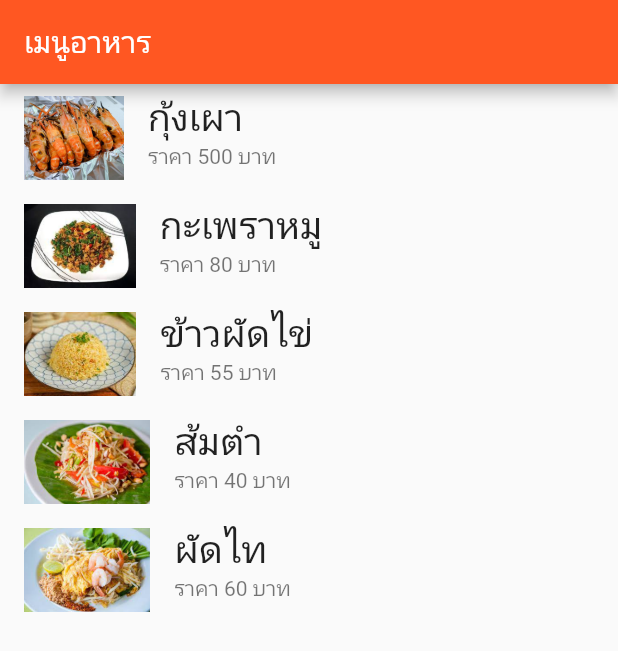
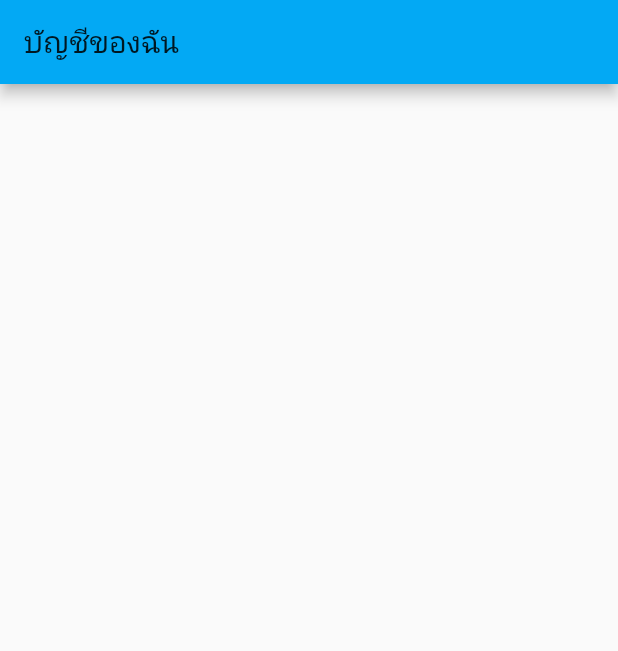
Before and after one commit to dail555/flutter_demo, a Flutter app: the screen it shows after launch, on a phone screen of 412 x 824 dp. Shown: the top 651 px of the screen. Run offline on Flutter 3.47's test engine with Material 2 defaults, Android fonts, the phone set to English and light mode, and no system bars.

Commit message:
change app & theme

```diff
--- a/lib/main.dart
+++ b/lib/main.dart
@@ -13,7 +13,7 @@ class MyApp extends StatelessWidget {
     return MaterialApp(
       title: "My App",
       home: MyHomePage(),
-      theme: ThemeData(primarySwatch: Colors.deepOrange),
+      theme: ThemeData(primarySwatch: Colors.lightBlue),
     );
   }
 }
@@ -24,36 +24,17 @@ class MyHomePage extends StatefulWidget {
 }
 
 class _MyHomePageState extends State<MyHomePage> {
-  List<FoodMenu> menu = [
-    FoodMenu('กุ้งเผา', '500', 'assets/image/pic1.jpg'),
-    FoodMenu('กะเพราหมู', '80', 'assets/image/pic2.jpg'),
-    FoodMenu('ข้าวผัดไข่', '55', 'assets/image/pic3.jpg'),
-    FoodMenu('ส้มตำ', '40', 'assets/image/pic4.jpg'),
-    FoodMenu('ผัดไท', '60', 'assets/image/pic5.jpg'),
-  ];
-
   @override
   Widget build(BuildContext context) {
     return Scaffold(
       appBar: AppBar(
-        title: Text("เมนูอาหาร"),
+        title: Text("บัญชีของฉัน"),
       ),
-      body: ListView.builder(
-          itemCount: menu.length,
-          itemBuilder: (BuildContext context, int index) {
-            FoodMenu food = menu[index];
-            return ListTile(
-              leading: Image.asset(food.img),
-              title: Text(
-                food.name,
-                style: TextStyle(fontSize: 25),
-              ),
-              subtitle: Text("ราคา ${food.price} บาท"),
-              onTap: (){
-                print("คุณเลือกเมนู ${food.name} ราคา ${food.price} บาท");
-              },
-            );
-          }),
+      body: Column(
+        children: [
+
+        ],
+      ),
     );
   }
 }
```
